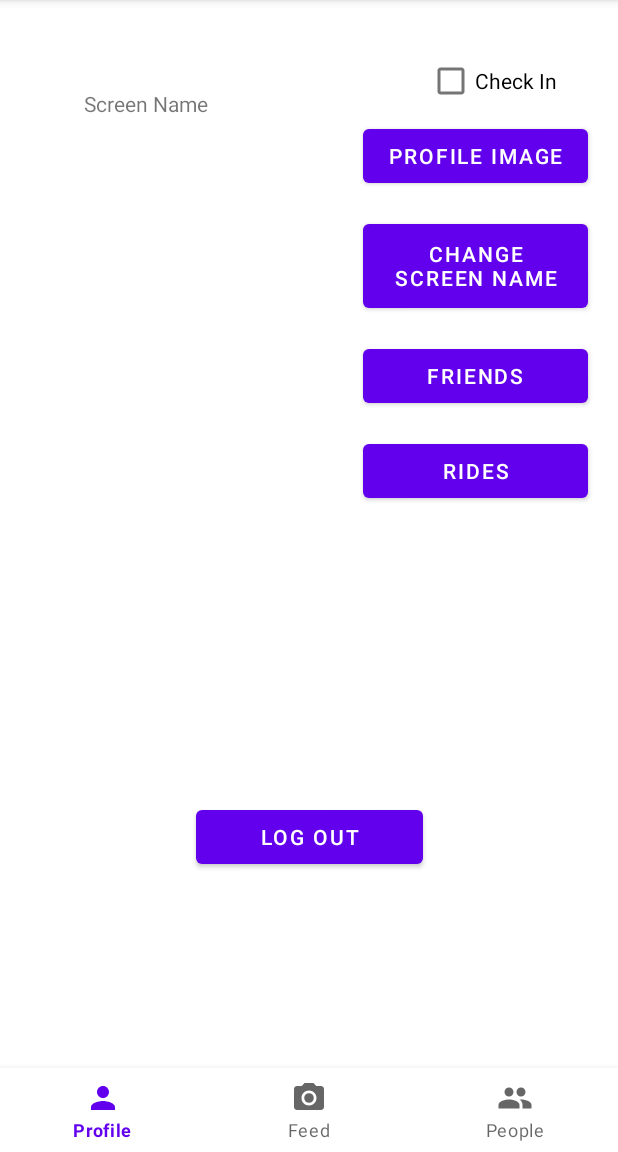
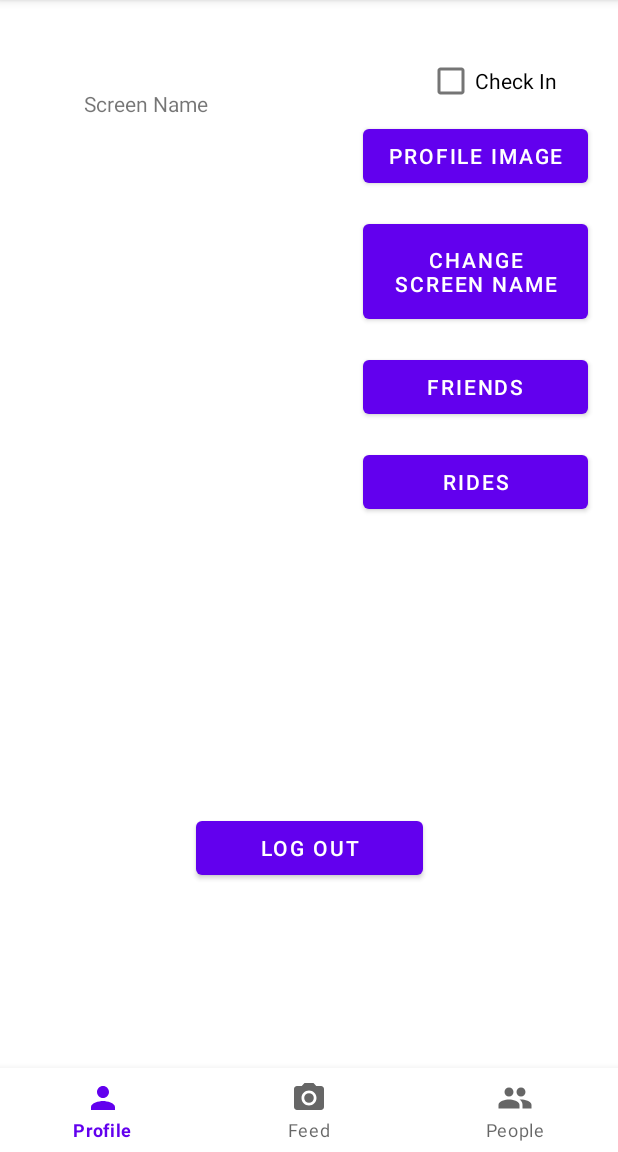
Before and after one commit to Team-Coaster/coaster_life, an Android app: the ProfileFragment screen opened directly, with no data from a screen before it, on a phone screen of 412 x 824 dp, the part 84-1236 px from its top. Run offline under Robolectric (Android 15) with nearby library versions, the phone set to English and light mode, and no system bars; libraries missing offline, so code that uses them is left out: com.parse.

Commit message:
Profile Button Implementation

```diff
--- a/app/src/main/res/layout/fragment_profile.xml
+++ b/app/src/main/res/layout/fragment_profile.xml
@@ -85,7 +85,7 @@
         <Button
             android:id="@+id/btnSN"
             android:layout_width="150dp"
-            android:layout_height="68dp"
+            android:layout_height="75dp"
             android:layout_below="@+id/btnProfileImg"
             android:layout_alignParentEnd="true"
             android:layout_marginTop="15dp"
```
